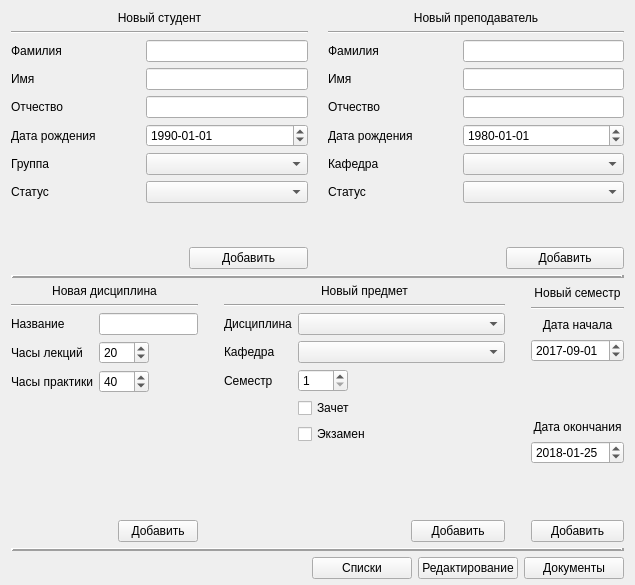
muzzy404/DeanOffice-database-course-work, file secretarymainwindow.ui: the form before one commit.
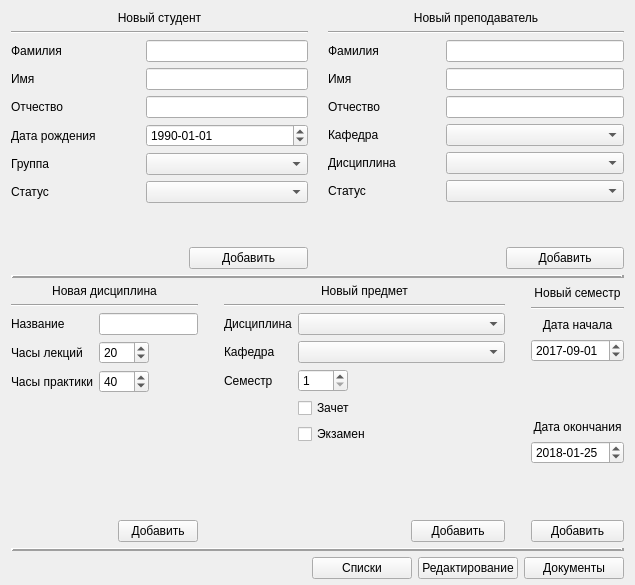
The form after the commit.

What changed in the file:
```diff
--- a/secretarymainwindow.ui
+++ b/secretarymainwindow.ui
@@ -271,7 +271,7 @@
     </spacer>
    </item>
    <item row="0" column="0" colspan="5">
-    <layout class="QHBoxLayout" name="horizontalLayout_4">
+    <layout class="QHBoxLayout" name="horizontalLayout_4" stretch="2,1,2">
      <item>
       <layout class="QFormLayout" name="formLayout_3">
        <property name="horizontalSpacing">
@@ -425,6 +425,9 @@
      </item>
      <item>
       <layout class="QFormLayout" name="formLayout_6">
+       <property name="sizeConstraint">
+        <enum>QLayout::SetDefaultConstraint</enum>
+       </property>
        <property name="horizontalSpacing">
         <number>50</number>
        </property>
@@ -453,7 +456,7 @@
         </widget>
        </item>
        <item row="2" column="1">
-        <widget class="QLineEdit" name="tchEditFirstname"/>
+        <widget class="QLineEdit" name="tchEditLastname"/>
        </item>
        <item row="3" column="0">
         <widget class="QLabel" name="label_24">
@@ -463,7 +466,7 @@
         </widget>
        </item>
        <item row="3" column="1">
-        <widget class="QLineEdit" name="tchEditName"/>
+        <widget class="QLineEdit" name="tchEditFirstname"/>
        </item>
        <item row="4" column="0">
         <widget class="QLabel" name="label_25">
@@ -478,33 +481,26 @@
        <item row="5" column="0">
         <widget class="QLabel" name="label_26">
          <property name="text">
-          <string>Дата рождения</string>
-         </property>
-        </widget>
-       </item>
-       <item row="5" column="1">
-        <widget class="QDateEdit" name="tchDateOfBirth">
-         <property name="displayFormat">
-          <string>yyyy-MM-dd</string>
-         </property>
-         <property name="date">
-          <date>
-           <year>1980</year>
-           <month>1</month>
-           <day>1</day>
-          </date>
-         </property>
-        </widget>
-       </item>
-       <item row="6" column="0">
-        <widget class="QLabel" name="label_27">
-         <property name="text">
           <string>Кафедра</string>
          </property>
         </widget>
        </item>
+       <item row="6" column="0">
+        <widget class="QLabel" name="label_27">
+         <property name="text">
+          <string>Дисциплина</string>
+         </property>
+        </widget>
+       </item>
        <item row="6" column="1">
-        <widget class="QComboBox" name="tchComBoxDep"/>
+        <widget class="QComboBox" name="tchComBoxDiscipline">
+         <property name="sizePolicy">
+          <sizepolicy hsizetype="Ignored" vsizetype="Fixed">
+           <horstretch>0</horstretch>
+           <verstretch>0</verstretch>
+          </sizepolicy>
+         </property>
+        </widget>
        </item>
        <item row="7" column="0">
         <widget class="QLabel" name="label_28">
@@ -553,6 +549,9 @@
          </property>
         </spacer>
        </item>
+       <item row="5" column="1">
+        <widget class="QComboBox" name="tchComBoxDep"/>
+       </item>
       </layout>
      </item>
     </layout>
```
